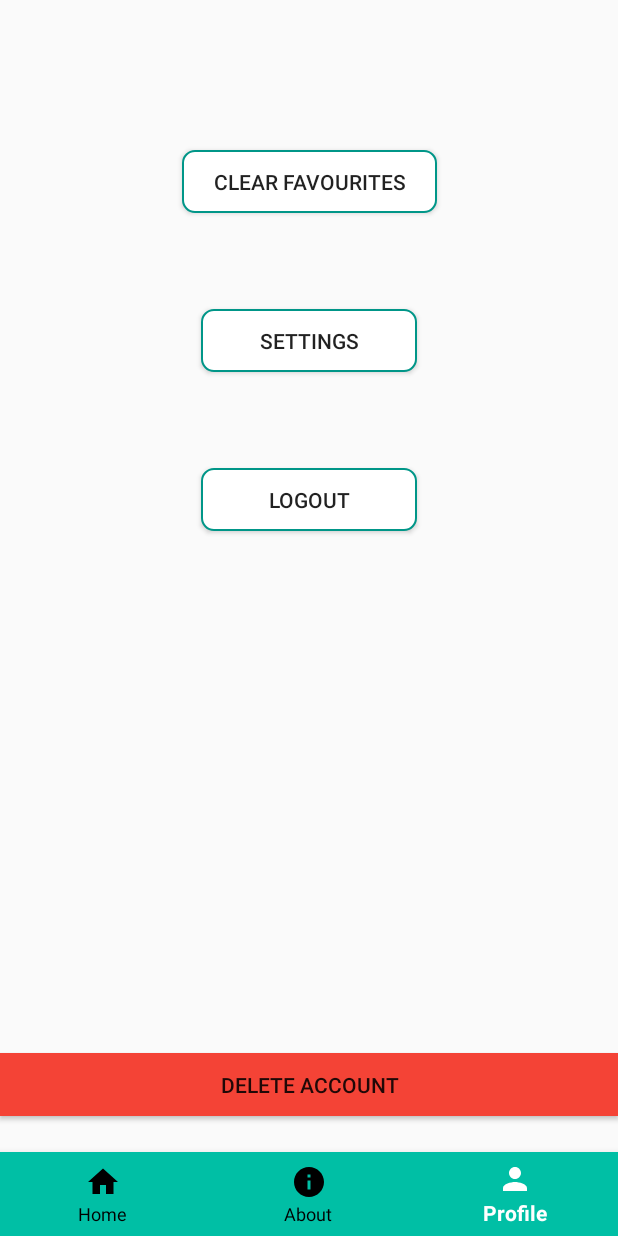
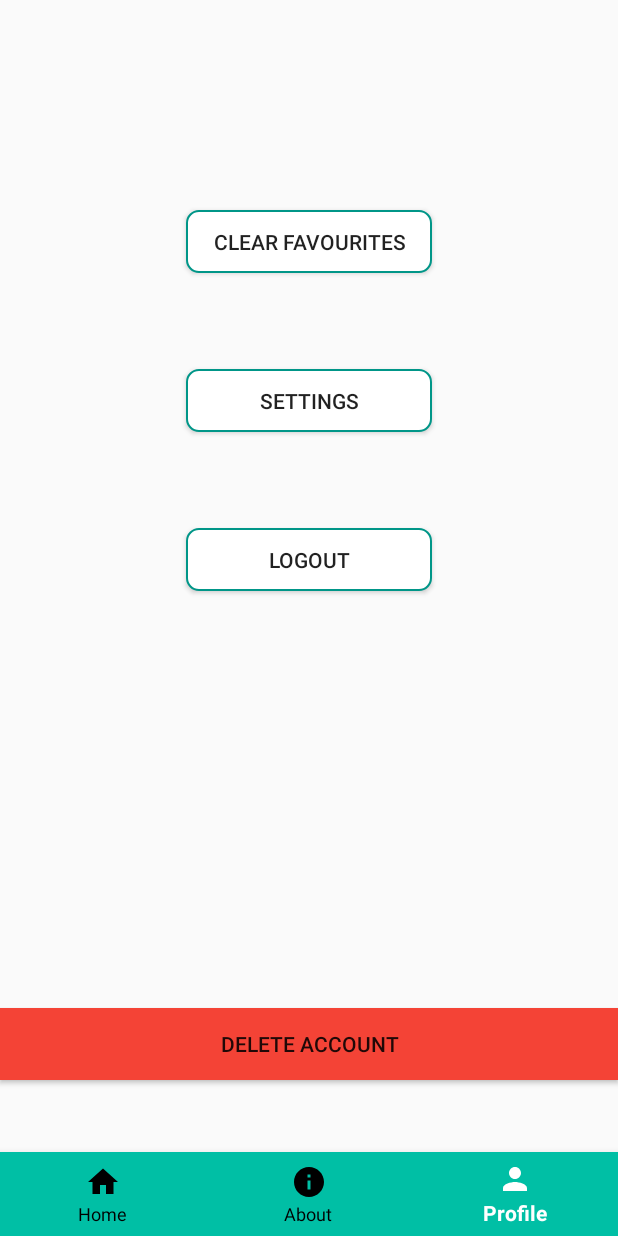
Before and after one commit to michaelssavage/TastyTravel-3rdYearProject, an Android app: the ProfileActivity screen opened directly, with no data from a screen before it, on a phone screen of 412 x 824 dp. Run offline under Robolectric (Android 15) with nearby library versions, the phone set to English and light mode, and no system bars; our stand-ins replace Firebase (no records; nobody signed in at launch, a user with empty details on screens opened directly); network calls fail.

Commit message:
Profile button layout and map activity code fix

```diff
--- a/code/app/src/main/res/layout/activity_profile.xml
+++ b/code/app/src/main/res/layout/activity_profile.xml
@@ -8,9 +8,9 @@
 
     <Button
         android:id="@+id/deleteFavsBtn"
-        android:layout_width="170dp"
+        android:layout_width="164dp"
         android:layout_height="42dp"
-        android:layout_marginTop="100dp"
+        android:layout_marginTop="140dp"
         android:background="@drawable/activity_profile_white_button"
         android:text="@string/clear_favs"
         app:layout_constraintEnd_toEndOf="parent"
@@ -20,7 +20,7 @@
 
     <Button
         android:id="@+id/settingsBtn"
-        android:layout_width="144dp"
+        android:layout_width="164dp"
         android:layout_height="42dp"
         android:layout_marginTop="64dp"
         android:background="@drawable/activity_profile_white_button"
@@ -32,7 +32,7 @@
 
     <Button
         android:id="@+id/logoutBtn"
-        android:layout_width="144dp"
+        android:layout_width="164dp"
         android:layout_height="42dp"
         android:layout_marginTop="64dp"
         android:background="@drawable/activity_profile_white_button"
@@ -56,12 +56,13 @@
     <Button
         android:id="@+id/deleteBtn"
         android:layout_width="0dp"
-        android:layout_height="42dp"
-        android:layout_marginBottom="24dp"
+        android:layout_height="48dp"
+        android:layout_marginBottom="48dp"
         android:background="@color/red_orange"
         android:text="@string/delete"
         app:layout_constraintBottom_toTopOf="@+id/bottomNavBar"
         app:layout_constraintEnd_toEndOf="parent"
+        app:layout_constraintHorizontal_bias="0.0"
         app:layout_constraintStart_toStartOf="parent" />
 
 </androidx.constraintlayout.widget.ConstraintLayout>
```
Also changed, not shown: code/app/src/main/java/com/example/tastytravel/Activities/MapsActivity.java (+20 -18 lines).
